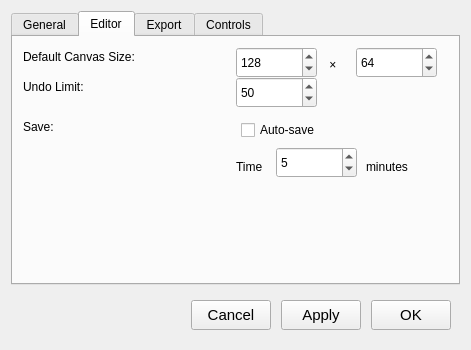
Above: POD2d/settingsdialog.ui from ilertwo/POD2d before the change. Below: the same form after it.
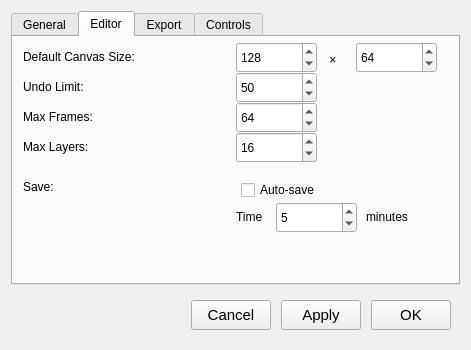
That is the form after the change. The open tabs and pages were chosen to show the change.

Commit message: feat(ui): massive overhaul of layers and frames lists

```diff
--- a/POD2d/settingsdialog.ui
+++ b/POD2d/settingsdialog.ui
@@ -316,7 +316,7 @@
           <property name="geometry">
            <rect>
             <x>10</x>
-            <y>80</y>
+            <y>140</y>
             <width>51</width>
             <height>20</height>
            </rect>
@@ -325,6 +325,32 @@
            <string>Save:</string>
           </property>
          </widget>
+         <widget class="QLabel" name="label_19">
+          <property name="geometry">
+           <rect>
+            <x>10</x>
+            <y>70</y>
+            <width>101</width>
+            <height>20</height>
+           </rect>
+          </property>
+          <property name="text">
+           <string>Max Frames:</string>
+          </property>
+         </widget>
+         <widget class="QLabel" name="label_20">
+          <property name="geometry">
+           <rect>
+            <x>10</x>
+            <y>100</y>
+            <width>101</width>
+            <height>20</height>
+           </rect>
+          </property>
+          <property name="text">
+           <string>Max Layers:</string>
+          </property>
+         </widget>
         </widget>
        </item>
        <item>
@@ -339,7 +365,7 @@
           <property name="geometry">
            <rect>
             <x>0</x>
-            <y>10</y>
+            <y>5</y>
             <width>81</width>
             <height>31</height>
            </rect>
@@ -361,7 +387,7 @@
           <property name="geometry">
            <rect>
             <x>0</x>
-            <y>40</y>
+            <y>35</y>
             <width>81</width>
             <height>31</height>
            </rect>
@@ -383,7 +409,7 @@
           <property name="geometry">
            <rect>
             <x>5</x>
-            <y>80</y>
+            <y>140</y>
             <width>111</width>
             <height>26</height>
            </rect>
@@ -399,7 +425,7 @@
           <property name="geometry">
            <rect>
             <x>0</x>
-            <y>120</y>
+            <y>170</y>
             <width>41</width>
             <height>20</height>
            </rect>
@@ -412,7 +438,7 @@
           <property name="geometry">
            <rect>
             <x>40</x>
-            <y>110</y>
+            <y>165</y>
             <width>81</width>
             <height>31</height>
            </rect>
@@ -434,7 +460,7 @@
           <property name="geometry">
            <rect>
             <x>90</x>
-            <y>20</y>
+            <y>15</y>
             <width>21</width>
             <height>16</height>
            </rect>
@@ -447,7 +473,7 @@
           <property name="geometry">
            <rect>
             <x>130</x>
-            <y>120</y>
+            <y>170</y>
             <width>61</width>
             <height>20</height>
            </rect>
@@ -460,7 +486,7 @@
           <property name="geometry">
            <rect>
             <x>120</x>
-            <y>10</y>
+            <y>5</y>
             <width>81</width>
             <height>31</height>
            </rect>
@@ -478,6 +504,50 @@
            <number>64</number>
           </property>
          </widget>
+         <widget class="QSpinBox" name="spin_MaxFrames">
+          <property name="geometry">
+           <rect>
+            <x>0</x>
+            <y>65</y>
+            <width>81</width>
+            <height>31</height>
+           </rect>
+          </property>
+          <property name="cursor">
+           <cursorShape>IBeamCursor</cursorShape>
+          </property>
+          <property name="minimum">
+           <number>16</number>
+          </property>
+          <property name="maximum">
+           <number>1024</number>
+          </property>
+          <property name="value">
+           <number>64</number>
+          </property>
+         </widget>
+         <widget class="QSpinBox" name="spin_MaxLayers">
+          <property name="geometry">
+           <rect>
+            <x>0</x>
+            <y>95</y>
+            <width>81</width>
+            <height>31</height>
+           </rect>
+          </property>
+          <property name="cursor">
+           <cursorShape>IBeamCursor</cursorShape>
+          </property>
+          <property name="minimum">
+           <number>4</number>
+          </property>
+          <property name="maximum">
+           <number>64</number>
+          </property>
+          <property name="value">
+           <number>16</number>
+          </property>
+         </widget>
         </widget>
        </item>
       </layout>
```
Left out of the diff: 18 changed lines with no effect on the pictures. The commit also changes 5 other files.
